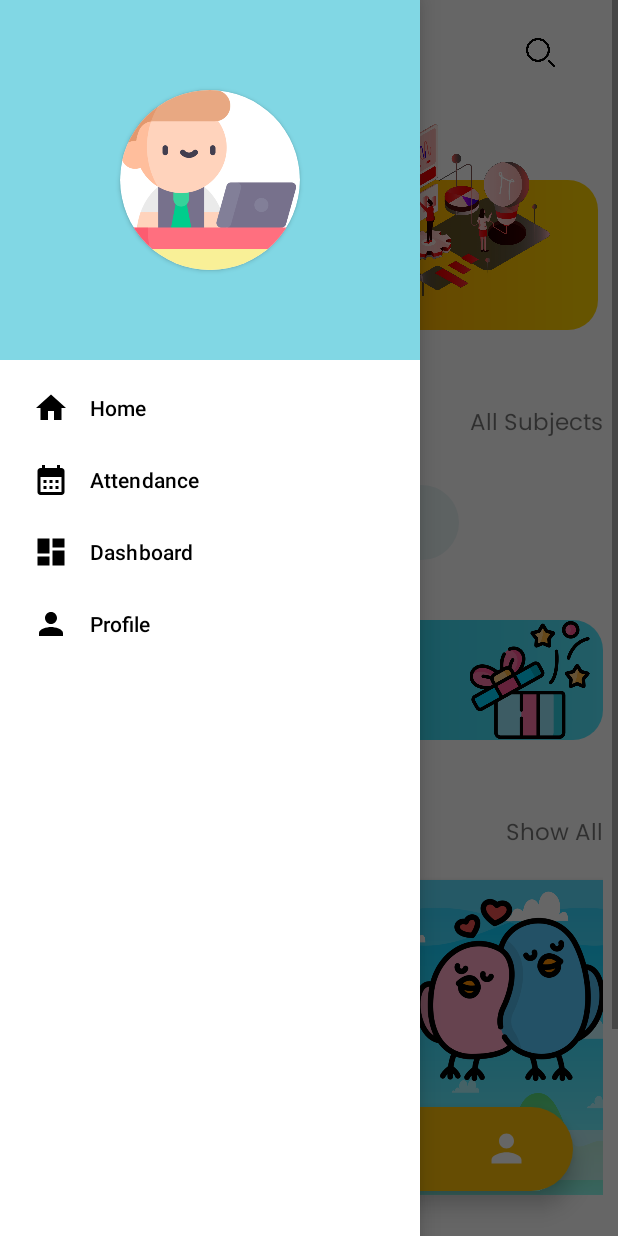
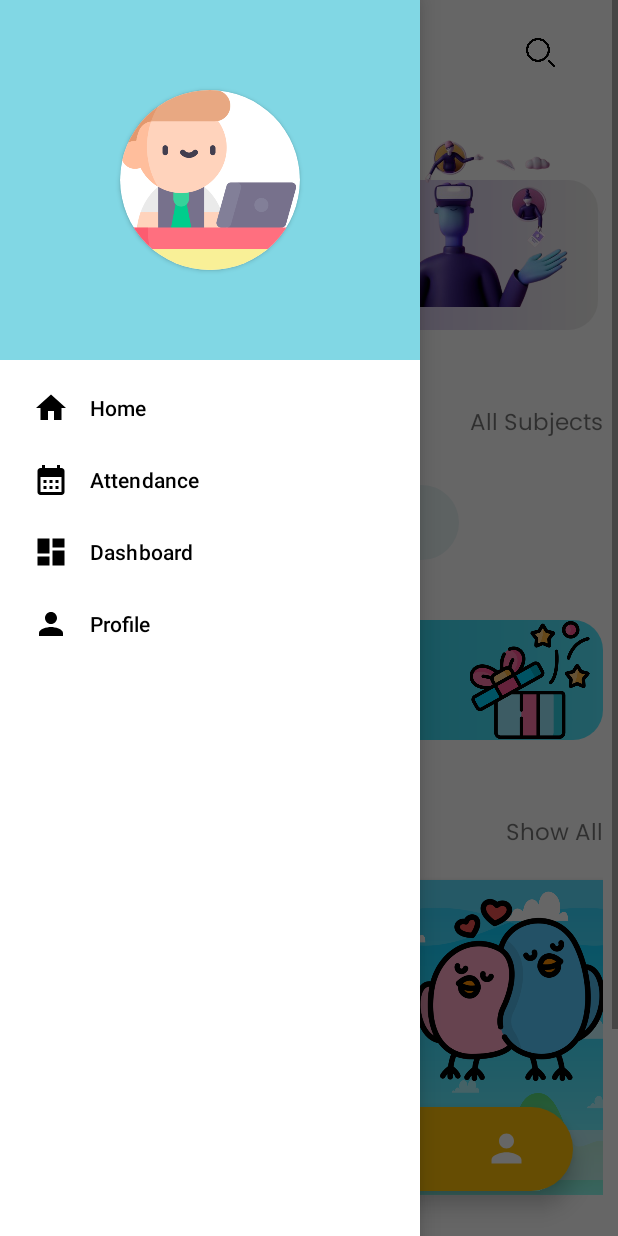
Before and after one commit to devAyushDubey/LearnSphere, an Android app: the Home screen opened directly, with no data from a screen before it, with the side drawer open, on a phone screen of 412 x 824 dp. Run offline under Robolectric (Android 15) with nearby library versions, the phone set to English and light mode, and no system bars; our stand-ins replace Firebase (no records; nobody signed in at launch, a user with empty details on screens opened directly); Roboto replaces fonts that are not available here; 13 statements that could not run were skipped.

Commit message:
modified arzone

```diff
--- a/app/src/main/res/drawable/yellowbackground.xml
+++ b/app/src/main/res/drawable/yellowbackground.xml
@@ -14,8 +14,8 @@
     <gradient
         android:angle="180"
 
-        android:startColor="#FFD600"
-        android:endColor="#FF6D00"
+        android:startColor="#EFEFEC"
+        android:endColor="#A179E7"
         />
     <corners
 
--- a/app/src/main/res/layout/fragment_home.xml
+++ b/app/src/main/res/layout/fragment_home.xml
@@ -305,7 +305,7 @@
                         android:layout_width="match_parent"
                         android:layout_alignParentRight="true"
                         android:layout_height="match_parent"
-                        android:src="@drawable/ar3dmodel"/>
+                        android:src="@drawable/arzone"/>
 
 
 
```
Also changed, not shown: app/src/main/res/drawable/arzone.png (added).
